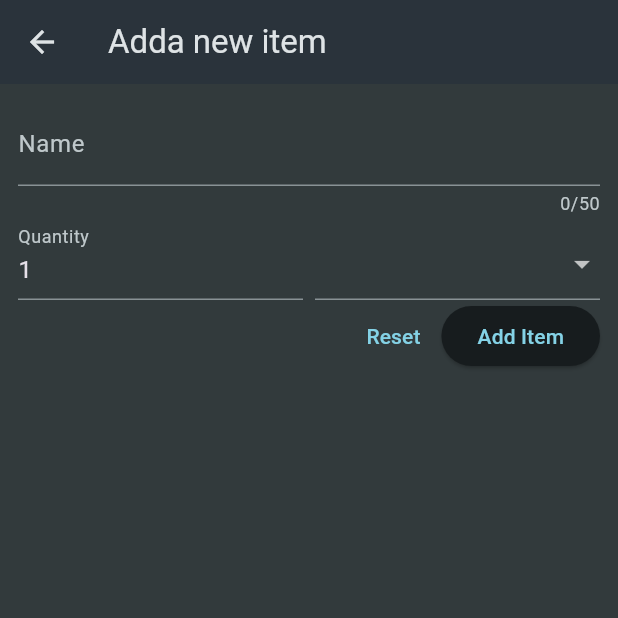
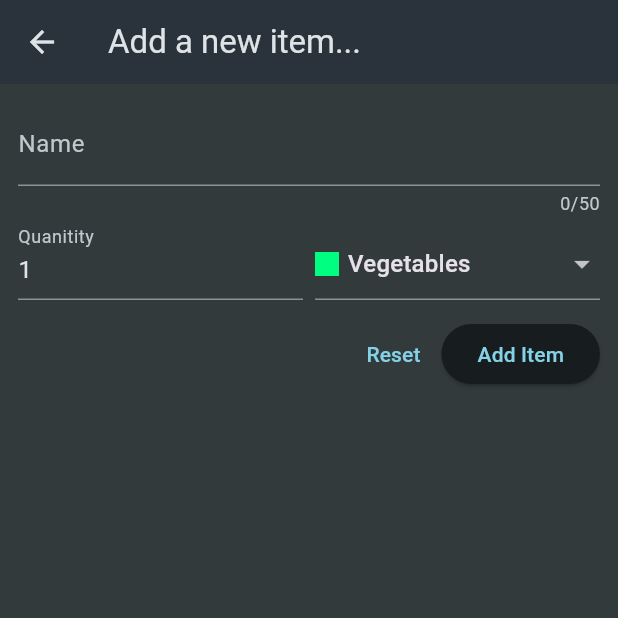
Before and after one commit to ZiruXia/Shopping_List, a Flutter app: the screen it shows after launch, after a tap on the "add box" icon, on a phone screen of 412 x 824 dp, the top half of it. Run offline on Flutter 3.47's test engine with Material 3 defaults, Android fonts, the phone set to English and light mode, and no system bars.

Commit message:
add and remoce functionality

```diff
--- a/lib/widgets/grocery_list.dart
+++ b/lib/widgets/grocery_list.dart
@@ -1,65 +1,75 @@
 import 'package:flutter/material.dart';
-
 import 'package:shopping_list/data/dummy_items.dart';
 import 'package:shopping_list/widgets/new_item.dart';
+import 'package:shopping_list/models/grocery_item.dart';
 
-
-
-class GroceryList extends StatefulWidget{
+class GroceryList extends StatefulWidget {
   const GroceryList({super.key});
 
   @override
   State<GroceryList> createState() => _GroceryListState();
 }
-class _GroceryListState extends State<GroceryList>{
-  void _addItem(){
-    Navigator.of(context).push(
-      MaterialPageRoute(builder: (ctx)=> const NewItem())
+
+class _GroceryListState extends State<GroceryList> {
+  final List<GroceryItem> _groceryItems = [];
+
+  void _addItem() async {
+    final newItem = await Navigator.of(context).push<GroceryItem>(
+      MaterialPageRoute(builder: (ctx) => const NewItem()),
     );
+
+    if (newItem == null) {
+      return;
+    }
+    else{
+    setState(() {
+      _groceryItems.add(newItem);
+    });
   }
+  }
+
+  void _removeItem(GroceryItem item) {
+    setState(() => _groceryItems.remove(item));
+  }
+
   @override
+  Widget build(BuildContext context) {
+    Widget content = const Center(
+      child: Text("Please Click the + Button to add an Item"),
+    );
 
-  Widget build(BuildContext context)
-
-  {
+    if (_groceryItems.isNotEmpty) {
+      content = ListView.builder(
+        itemCount: _groceryItems.length,
+        itemBuilder: (ctx, index) => Dismissible(
+          key: ValueKey(_groceryItems[index].id),
+          onDismissed: (direction) {
+            _removeItem(_groceryItems[index]);
+          },
+          child: ListTile(
+            leading: Container(
+              width: 24,
+              height: 24,
+              color: _groceryItems[index].category.color,
+            ),
+            title: Text(_groceryItems[index].name),
+            trailing: Text(_groceryItems[index].quantity.toString()),
+          ),
+        ),
+      );
+    }
 
     return Scaffold(
-
       appBar: AppBar(
         title: const Text("Your Groceries"),
         actions: [
           IconButton(
             onPressed: _addItem,
-            icon: Icon(Icons.add_box))
+            icon: const Icon(Icons.add_box),
+          ),
         ],
       ),
-
-      body:ListView.builder(
-
-        itemCount:groceryItems.length,
-
-        itemBuilder:(ctx, index)=>ListTile(
-
-          leading: Container(
-
-            width:24,
-
-            height:24,
-
-            color:groceryItems[index].category.color,
-
-          ),
-
-          title: Text(groceryItems[index].name),
-
-          trailing: Text(groceryItems[index].quantity.toString())
-
-        ) ,
-
-      )
-
+      body: content,
     );
-
   }
-
 }
--- a/lib/widgets/new_item.dart
+++ b/lib/widgets/new_item.dart
@@ -1,85 +1,133 @@
 import 'package:flutter/material.dart';
 import 'package:shopping_list/data/categories.dart';
+import 'package:shopping_list/data/dummy_items.dart';
+import 'package:shopping_list/models/category.dart';
+import 'package:shopping_list/models/grocery_item.dart';
 
 class NewItem extends StatefulWidget{
   const NewItem({super.key});
+  @override
   State<NewItem> createState(){
     return _NewItemState();
   }
 }
 
 class _NewItemState extends State<NewItem>{
+  final _formKey = GlobalKey<FormState>();
+  var _eneteredName = '';
+  var _enteredQuantity = 1;
+  var _selectedCategory = categories[Categories.vegetables]!;
+
+  void _saveItem(){
+    if(_formKey.currentState!.validate())
+    {
+          _formKey.currentState!.save();
+          // print(_eneteredName);
+          // print(_enteredQuantity);
+          // print(_selectedCategory.title);
+          Navigator.of(context).pop(
+            GroceryItem(
+              id: DateTime.now().toString(),
+              name: _eneteredName,
+              quantity: _enteredQuantity,
+              category: _selectedCategory
+              ),
+          );
+    }
+  }
+
   @override
-  Widget build(BuildContext context)
-  {
+  Widget build(BuildContext context) {
     return Scaffold(
       appBar: AppBar(
-        title: Text("Adda new item")
+        title: Text("Add a new item..."),
       ),
-      body:Padding(
-        padding:const EdgeInsets.all(12),
+      body: Padding(
+        padding: EdgeInsets.all(12),
       child: Form(
-          child: Column(
-            children: [
+        key: _formKey,
+        child: Column( children: [
           TextFormField(
             maxLength: 50,
-                decoration: InputDecoration(label: Text('Name')),
+            decoration: InputDecoration(
+              label: Text('Name')),
               validator: (value){
-                  if(value==null || value.isEmpty || value.length <=1 || value.length > 50)
-                  {
+                if(value==null ||
+                 value.isEmpty ||
+                  value.length <= 1 ||
+                   value.length > 50){
                   return "Must have a name between 2 and 50 characters long!";
                 }
                   return null;
               },
+                onSaved: (value){
+                  _eneteredName = value!;
+                }
             ),
             Row(
               crossAxisAlignment: CrossAxisAlignment.end,
               children: [
                 Expanded(
                   child: TextFormField(
+                    keyboardType: TextInputType.number,
                     decoration: InputDecoration(
-                      label:Text("Quantity"),
+                      label: Text("Quanitity"),
                     ),
                     initialValue: '1',
-                    validator: (value) {
-                        if (value == null ||
+                    validator: (value){
+                      if(value==null ||
                    value.isEmpty ||
-                            int.tryParse(value)==null ||
-                            int.tryParse(value)! <=0) {
-                          return "Must Enter a quantity greater than 0";
+                   int.tryParse(value) == null ||
+                   int.tryParse(value)!<= 0){
+                  return "Must have a name between 2 and 50 characters long!";
                 }
                   return null;
                 },
+               onSaved: (value){
+                  _enteredQuantity = int.parse(value!);
+                }
                 ),
                 ),
-                const SizedBox(width:8),
+                const SizedBox(width: 8),
                 Expanded(
-                  child: DropdownButtonFormField(items: [
+                  child: DropdownButtonFormField(
+                    initialValue: _selectedCategory,
+                    items: [
                     for(final category in categories.entries)
                     DropdownMenuItem(
-                        value:category.value,
+                      value: category.value,
                       child: Row(children: [
                       Container(
-                          width:16,
-                          height:16,
-                          color:category.value.color
+                        width: 16,
+                        height: 16,
+                        color: category.value.color,
                       ),
-                        const SizedBox(width:6),
-                        Text(category.value.title),
-                      ],)
-                      ,)
-                  ], onChanged: (value){}),
+                      const SizedBox(width: 6),
+                      Text(category.value.title)
+                    ],
+                    ),
+                    ),
+                  ],
+                   onChanged: (value){
+                    setState(() {
+                      _selectedCategory = value!;
+                    }
+                    );
+                   }),
                 )
               ],),
+              const SizedBox(height: 12),
               Row(
                 mainAxisAlignment: MainAxisAlignment.end,
                 children: [
-                TextButton(onPressed: (){}, child: const Text("Reset")),
-                ElevatedButton(onPressed: (){}, child: Text("Add Item"))
+                TextButton(onPressed: (){
+                  _formKey.currentState!.reset();
+                }, child: const Text("Reset")),
+                ElevatedButton(onPressed: _saveItem, child: Text("Add Item"))
               ],)
         ],
         ),
-        ),
+        )
       ),
     );
   }
```
Lines whose indentation alone changed are shown as unchanged.
